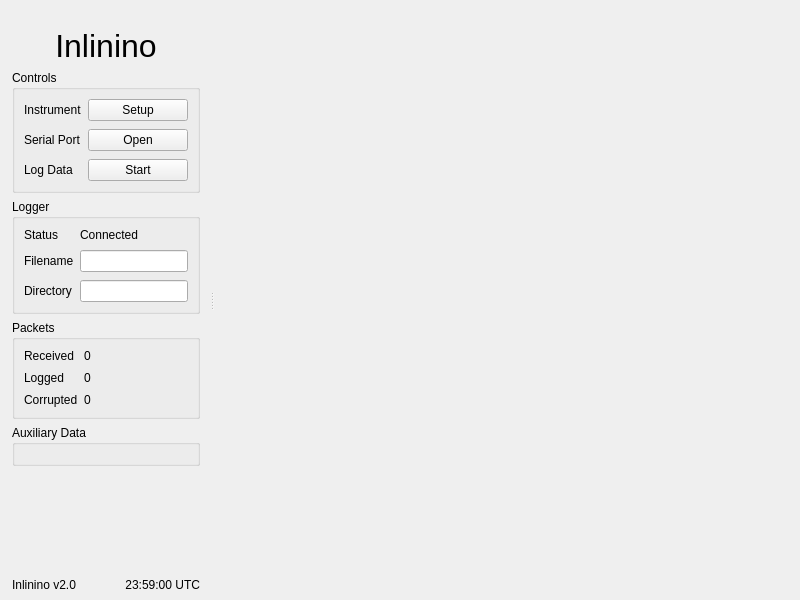
Qt form inlinino/resources/main.ui (OceanOptics/Inlinino) before a commit.
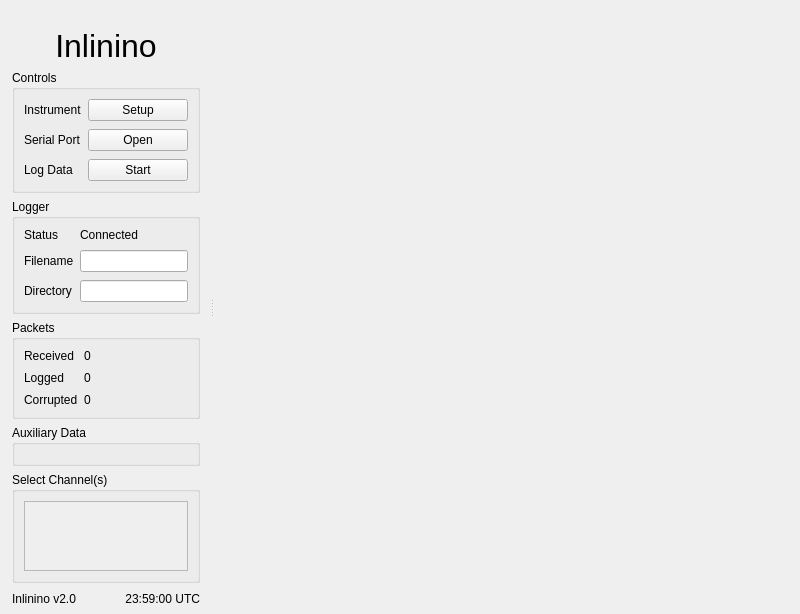
The same form after that commit.

Commit message:
Added option to select variables to plot on timeseries
    + instruments supporting this feature are: ACS and LISST
    + reset plot when number of variables changed
    + add legend on timeseries plot

Diff of the .ui file:
```diff
--- a/inlinino/resources/main.ui
+++ b/inlinino/resources/main.ui
@@ -294,6 +294,33 @@
        </layout>
       </widget>
      </item>
+     <item>
+      <widget class="QGroupBox" name="group_box_active_timeseries_variables">
+       <property name="title">
+        <string>Select Channel(s)</string>
+       </property>
+       <layout class="QVBoxLayout" name="group_box_active_timeseries_variables_layout">
+        <item>
+         <widget class="QScrollArea" name="group_box_active_timeseries_variables_scroll_area">
+          <property name="widgetResizable">
+           <bool>true</bool>
+          </property>
+          <widget class="QWidget" name="group_box_active_timeseries_variables_scroll_area_content">
+           <property name="geometry">
+            <rect>
+             <x>0</x>
+             <y>0</y>
+             <width>189</width>
+             <height>77</height>
+            </rect>
+           </property>
+           <layout class="QVBoxLayout" name="group_box_active_timeseries_variables_scroll_area_content_layout"/>
+          </widget>
+         </widget>
+        </item>
+       </layout>
+      </widget>
+     </item>
      <item>
       <spacer name="verticalSpacer">
        <property name="orientation">
```
The commit also changes 5 other files.
